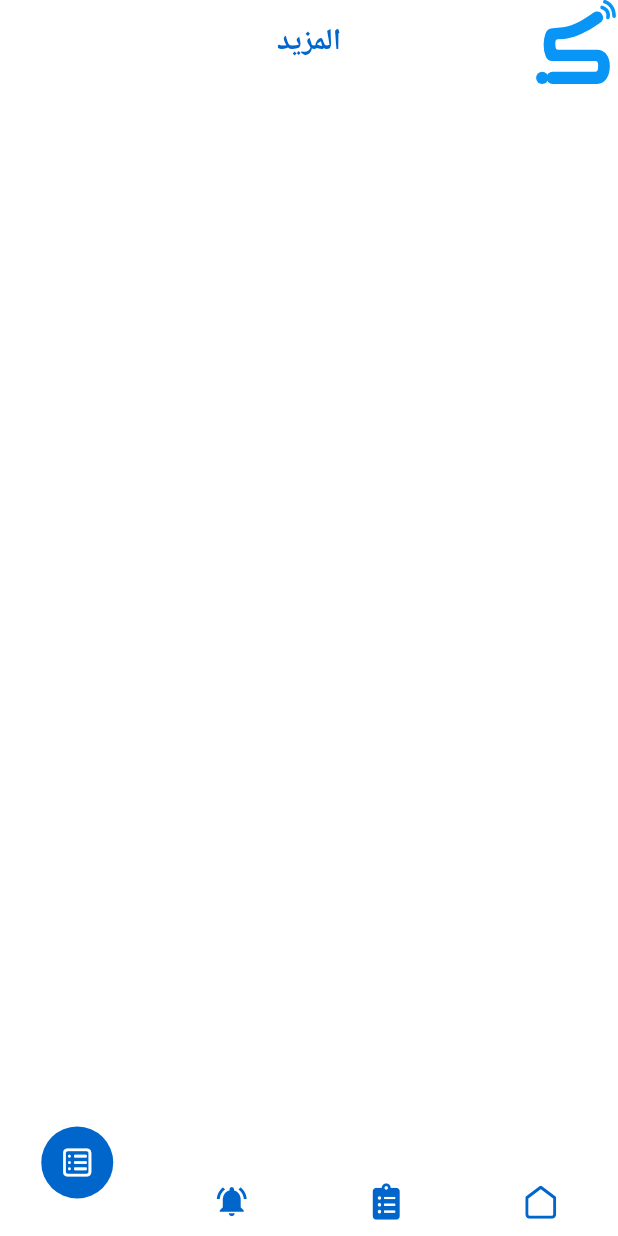
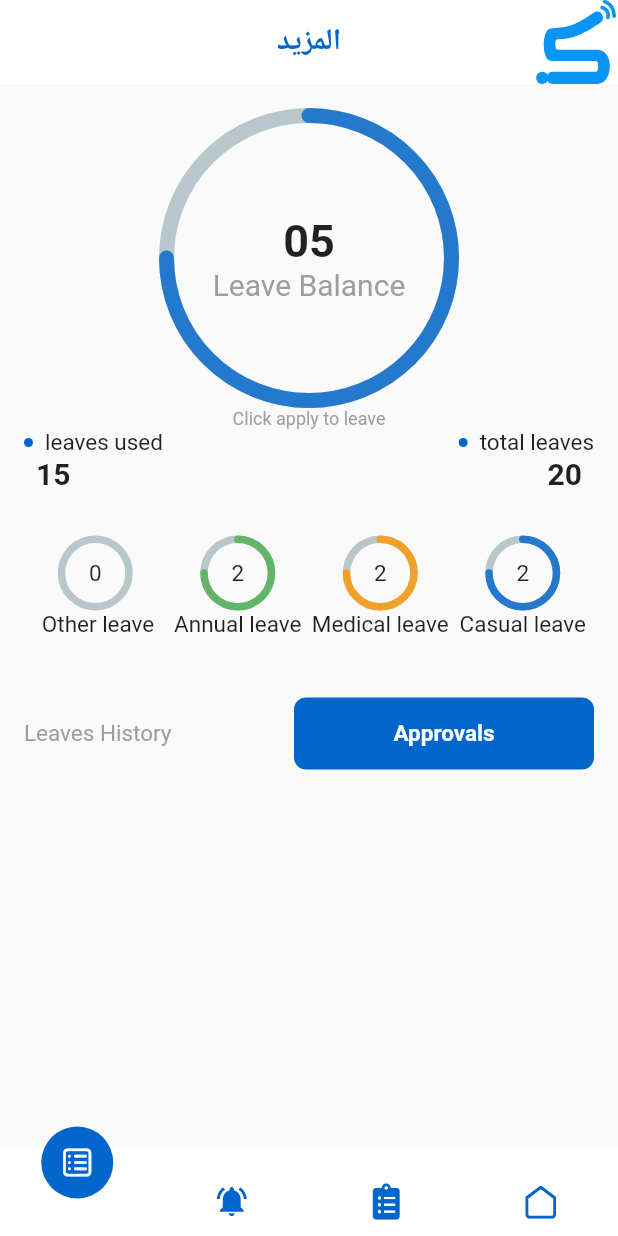
Before and after one commit to melbanna40/FeatureStracture, a Flutter app: the screen it shows after launch, item 4 of the bottom bar chosen, on a phone screen of 412 x 824 dp. Run offline on Flutter 3.47's test engine with Material 2 defaults, Android fonts, the phone set to English and light mode, and no system bars; drawn by our look-alikes of curved_navigation_bar, percent_indicator; our stand-ins replace bloc, cached_network_image, device_info_plus, dio, flutter_bloc, flutter_svg and 9 more; accounts and stored records are empty; generated files the repository leaves out were written again; Roboto replaces fonts that are missing (Dubai).

```diff
--- a/lib/UI/Main/cubit/main_cubit.dart
+++ b/lib/UI/Main/cubit/main_cubit.dart
@@ -3,6 +3,7 @@ import 'package:flutter/material.dart';
 import 'package:flutter_bloc/flutter_bloc.dart';
 import 'package:kafey/UI/main_screens/attendance/attendance_screen.dart';
 import 'package:kafey/UI/main_screens/home/home_screen.dart';
+import 'package:kafey/UI/main_screens/leaves/leaves_screen.dart';
 import 'package:meta/meta.dart';
 
 part 'main_state.dart';
@@ -16,7 +17,7 @@ class MainCubit extends Cubit<MainState> {
     // Container(),
     AttendanceScreen(),
     Container(),
-    Container(),
+    LeavesScreen(),
   ];
 
   void changeBottomNavBar(int index) {
--- /dev/null
+++ b/lib/UI/main_screens/leaves/leaves_screen.dart
@@ -0,0 +1,218 @@
+import 'package:flutter/cupertino.dart';
+import 'package:flutter/material.dart';
+import 'package:flutter/painting.dart';
+import 'package:kafey/res/gaps.dart';
+import 'package:kafey/res/m_colors.dart';
+import 'package:percent_indicator/circular_percent_indicator.dart';
+
+class LeavesScreen extends StatelessWidget {
+  const LeavesScreen({Key? key}) : super(key: key);
+
+  @override
+  Widget build(BuildContext context) {
+    return Scaffold(
+      body: SingleChildScrollView(
+        child: Padding(
+          padding: const EdgeInsets.all(16.0),
+          child: Column(
+            crossAxisAlignment: CrossAxisAlignment.center,
+            children: [
+              Center(
+                child: CircularPercentIndicator(
+                  radius: 200,
+                  lineWidth: 10,
+                  // arcType: ArcType.FULL,
+                  percent: .75,
+                  animation: true,
+                  circularStrokeCap: CircularStrokeCap.round,
+                  // arcBackgroundColor:
+                  // MColors.colorPrimarySwatch.withOpacity(.2),
+                  progressColor: MColors.colorPrimarySwatch.withOpacity(.8),
+                  center: Column(
+                    mainAxisAlignment: MainAxisAlignment.center,
+                    children: [
+                      const Text(
+                        "05",
+                        style: TextStyle(
+                            fontSize: 30, fontWeight: FontWeight.bold),
+                      ),
+                      const Text(
+                        "Leave Balance",
+                        style: TextStyle(color: Colors.grey, fontSize: 20),
+                      ),
+                    ],
+                  ),
+                ),
+              ),
+              Text(
+                "Click apply to leave",
+                style: TextStyle(color: Colors.grey, fontSize: 12),
+              ),
+              Row(
+                children: [Row(
+                  children: [
+                    Text("total leaves"),
+                    Gaps.hGap8,
+                    CircleAvatar(
+                      radius: 3,
+                    ),
+                  ],
+                ),
+                  Spacer(),
+                  Row(
+                    children: [
+
+                      Text("leaves used"),
+                      Gaps.hGap8,
+                      CircleAvatar(
+                        radius: 3,
+                      ),
+                    ],
+                  )],
+              ),
+              Row(
+                children: [
+                  Gaps.hGap8,
+                  Text(
+                    "20",
+                    style: TextStyle(fontSize: 20, fontWeight: FontWeight.bold),
+                  ),
+                  Spacer(),
+
+                  Text(
+                    "15",
+                    style: TextStyle(fontSize: 20, fontWeight: FontWeight.bold),
+                  ),
+                  Gaps.hGap8,
+                ],
+              ),
+              Gaps.vGap30,
+              Row(
+                children: [
+                  Expanded(
+                    flex: 1,
+                    child: Column(
+                      children: [
+                        CircularPercentIndicator(
+                          radius: 50,
+                          lineWidth: 5,
+                          // arcType: ArcType.FULL,
+                          percent: .75,
+                          animation: true,
+                          circularStrokeCap: CircularStrokeCap.round,
+                          // arcBackgroundColor:
+                          // MColors.colorPrimarySwatch.withOpacity(.2),
+                          progressColor:
+                              MColors.colorPrimarySwatch.withOpacity(.8),
+                          center: Text("2"),
+                        ),
+                        Text(
+                          "Casual leave",
+                          overflow: TextOverflow.ellipsis,
+                        )
+                      ],
+                    ),
+                  ),
+                  Expanded(
+                    flex: 1,
+                    child: Column(
+                      children: [
+                        CircularPercentIndicator(
+                          radius: 50,
+                          lineWidth: 5,
+                          // arcType: ArcType.FULL,
+                          percent: .75,
+                          animation: true,
+                          circularStrokeCap: CircularStrokeCap.round,
+                          // arcBackgroundColor:
+                          // MColors.colorPrimarySwatch.withOpacity(.2),
+                          progressColor: Colors.orange.withOpacity(.8),
+                          center: Text("2"),
+                        ),
+                        Text(
+                          "Medical leave",
+                          overflow: TextOverflow.ellipsis,
+                        )
+                      ],
+                    ),
+                  ),
+                  Expanded(
+                    flex: 1,
+                    child: Column(
+                      children: [
+                        CircularPercentIndicator(
+                          radius: 50,
+                          lineWidth: 5,
+                          // arcType: ArcType.FULL,
+                          percent: .75,
+                          animation: true,
+                          circularStrokeCap: CircularStrokeCap.round,
+                          // arcBackgroundColor:
+                          // MColors.colorPrimarySwatch.withOpacity(.2),
+                          progressColor: Colors.green.withOpacity(.8),
+                          center: Text("2"),
+                        ),
+                        Text(
+                          "Annual leave",
+                          overflow: TextOverflow.ellipsis,
+                        )
+                      ],
+                    ),
+                  ),
+                  Expanded(
+                    flex: 1,
+                    child: Column(
+                      children: [
+                        CircularPercentIndicator(
+                          radius: 50,
+                          lineWidth: 5,
+                          // arcType: ArcType.FULL,
+                          percent: 0,
+                          animation: true,
+                          circularStrokeCap: CircularStrokeCap.round,
+                          // arcBackgroundColor:
+                          // MColors.colorPrimarySwatch.withOpacity(.2),
+                          progressColor:
+                              MColors.colorPrimarySwatch.withOpacity(.8),
+                          center: Text("0"),
+                        ),
+                        Text(
+                          "Other leave ",
+                          overflow: TextOverflow.ellipsis,
+                        )
+                      ],
+                    ),
+                  ),
+                ],
+              ),
+              Gaps.vGap40,
+              Row(
+                children: [
+                  Container(
+                    width: 200,
+                    decoration: BoxDecoration(
+                        color: MColors.colorPrimarySwatch,
+                        borderRadius: const BorderRadius.horizontal(
+                            left: Radius.circular(8),
+                            right: Radius.circular(8))),
+                    child: MaterialButton(
+                        child: Text(
+                          "Approvals",
+                          style: TextStyle(color: Colors.white),
+                        ),
+                        onPressed: () {}),
+                  ),
+                  Spacer(),
+                  Text("Leaves History",
+                      style: TextStyle(
+                        color: Colors.grey,
+                      ))
+                ],
+              )
+            ],
+          ),
+        ),
+      ),
+    );
+  }
+}
--- a/pubspec.yaml
+++ b/pubspec.yaml
@@ -51,6 +51,8 @@ dependencies:
   local_auth: ^1.1.9
 
   device_info_plus: ^3.1.1
+
+  percent_indicator: ^3.4.0
 
 #  flutter pub run change_app_package_name:main com.ingaz.kafey
 #  change_app_package_name: ^1.0.0
```
Also changed, not shown: lib/UI/main_screens/attendance/attendance_screen.dart (+27 -9 lines), lib/UI/main_screens/attendance/widget/clock_out_dialog.dart (added, +106 -0 lines).
